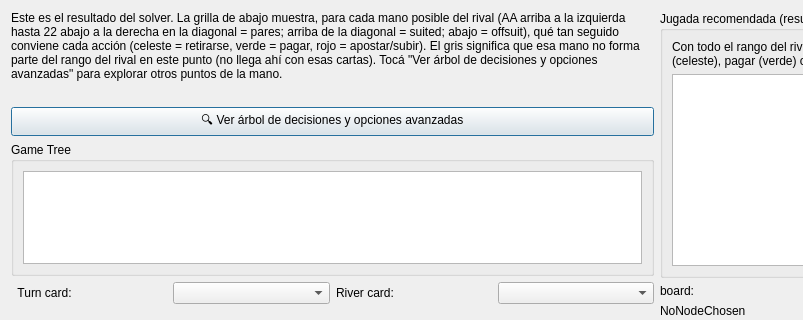
NicolasTu-dev/NicoSolver, file strategyexplorer.ui: the form before one commit; both pictures show x 0 to 803 and y 0 to 320 of the 1154 by 721 pixel window.
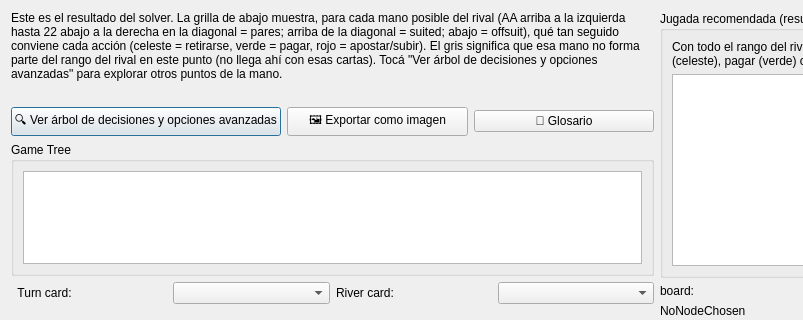
The form after the commit. Custom widgets are drawn as their Qt base class.

Commit message: Add más posiciones a Modo Rápido, explicaciones, Modo Práctica, export/glosario y sombras

The edit to the form file:
```diff
--- a/strategyexplorer.ui
+++ b/strategyexplorer.ui
@@ -40,11 +40,29 @@
       </widget>
      </item>
      <item>
+      <layout class="QHBoxLayout" name="explorerActionsLayout">
+       <item>
       <widget class="QPushButton" name="toggleAdvancedViewButton">
        <property name="text">
         <string>🔍 Ver árbol de decisiones y opciones avanzadas</string>
        </property>
       </widget>
+       </item>
+       <item>
+        <widget class="QPushButton" name="exportImageButton">
+         <property name="text">
+          <string>🖼️ Exportar como imagen</string>
+         </property>
+        </widget>
+       </item>
+       <item>
+        <widget class="QPushButton" name="glossaryButton">
+         <property name="text">
+          <string>📖 Glosario</string>
+         </property>
+        </widget>
+       </item>
+      </layout>
      </item>
      <item>
       <widget class="QGroupBox" name="groupBox">
```
Lines whose indentation alone changed are shown as unchanged. The commit also changes 8 other files.
